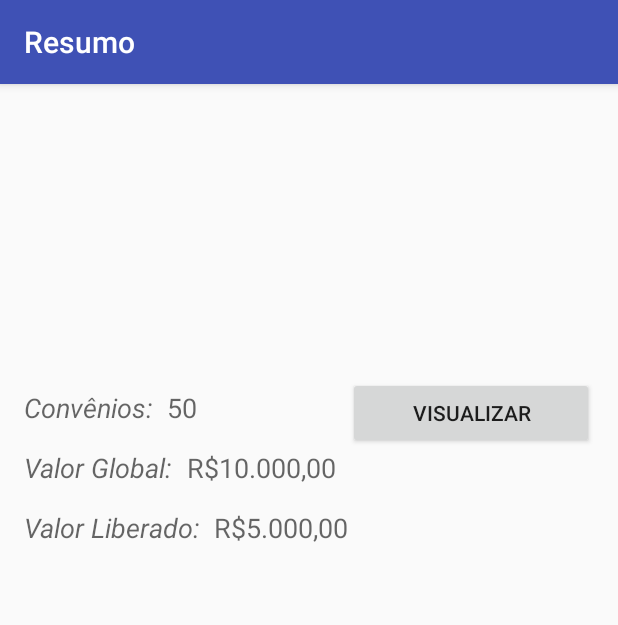
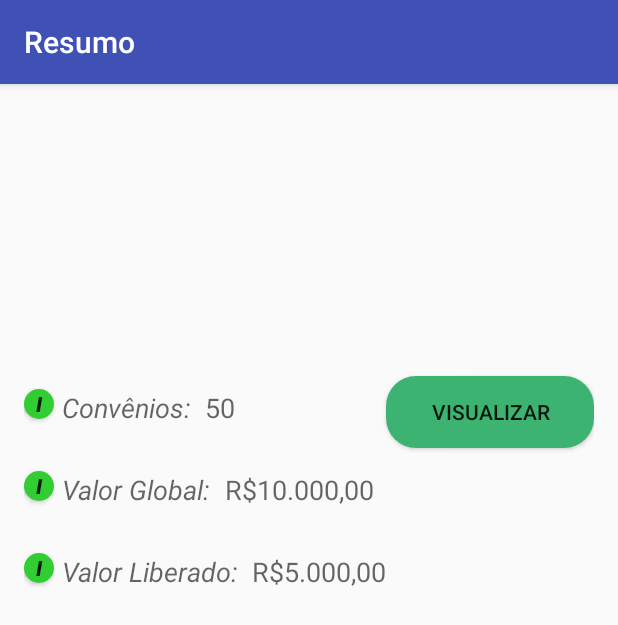
Before and after one commit to bborgesoliveira/projeto_publico, an Android app: the ResumoActivity screen opened directly, with no data from a screen before it, on a phone screen of 412 x 824 dp. Shown: the top 625 px of the screen. Run offline under Robolectric (Android 15) with nearby library versions, the phone set to English and light mode, and no system bars.

Commit message:
Atualização do ícone Acréscimo do texto na tela de tabelas Inserção dos botões com informações sobre os termos mais essenciais

```diff
--- a/app/src/main/AndroidManifest.xml
+++ b/app/src/main/AndroidManifest.xml
@@ -4,7 +4,7 @@
 
     <application
         android:allowBackup="true"
-        android:icon="@mipmap/ic_launcher"
+        android:icon="@drawable/app_2"
         android:label="@string/app_name"
         android:supportsRtl="true"
         android:theme="@style/AppTheme">
--- a/app/src/main/java/com/example/bruno/convenios/FiltroActivity.java
+++ b/app/src/main/java/com/example/bruno/convenios/FiltroActivity.java
@@ -124,7 +124,7 @@ public class FiltroActivity extends AppCompatActivity implements AdapterView.OnI
                 break;
             case R.id.spinnerAnoFim:
                 if(position != 0){
-                    anoFimEscolhido = texto.getText().toString();
+                    anoFimEscolhido = " - " + texto.getText().toString();
                 }
                 else{
                     anoFimEscolhido = "";
@@ -149,7 +149,7 @@ public class FiltroActivity extends AppCompatActivity implements AdapterView.OnI
         Intent resumoActivity = new Intent(this, ResumoActivity.class);
         resumoActivity.putExtras(bundleRegiao);
         resumoActivity.putExtra("municipio", municipioEscolhido);
-        resumoActivity.putExtra("periodo", anoInicioEscolhido + " - " + anoFimEscolhido);
+        resumoActivity.putExtra("periodo", anoInicioEscolhido + anoFimEscolhido);
         startActivity(resumoActivity);
     }
 }
--- a/app/src/main/java/com/example/bruno/convenios/ResumoActivity.java
+++ b/app/src/main/java/com/example/bruno/convenios/ResumoActivity.java
@@ -1,5 +1,6 @@
 package com.example.bruno.convenios;
 
+import android.app.AlertDialog;
 import android.content.Intent;
 import android.os.Bundle;
 import android.support.v7.app.AppCompatActivity;
@@ -37,4 +38,24 @@ public class ResumoActivity extends AppCompatActivity {
         Intent tabelaActivity = new Intent(this, TabelaActivity.class);
         startActivity(tabelaActivity);
     }
+
+    public void Infos (View view){
+        AlertDialog.Builder dialogo = new AlertDialog.Builder(ResumoActivity.this);
+        switch (view.getId()){
+            case R.id.buttonInfoConvenios:
+                dialogo.setTitle("Convênio");
+                dialogo.setMessage(R.string.infoConvenios);
+                break;
+            case R.id.buttonInfoVlGlobal:
+                dialogo.setTitle("Valor Global");
+                dialogo.setMessage(R.string.infoValorGlobal);
+                break;
+            case R.id.buttonInfoVlLiberado:
+                dialogo.setTitle("Valor Liberado");
+                dialogo.setMessage(R.string.infoValorLiberado);
+                break;
+        }
+        dialogo.setNeutralButton("OK", null);
+        dialogo.show();
+    }
 }
--- /dev/null
+++ b/app/src/main/res/drawable/roundedbutton.xml
@@ -0,0 +1,9 @@
+<?xml version="1.0" encoding="utf-8"?>
+<shape xmlns:android="http://schemas.android.com/apk/res/android" android:shape="rectangle">
+    <solid android:color="#32CD32"/>
+    <corners android:bottomRightRadius="20dip"
+        android:bottomLeftRadius="20dip"
+        android:radius="15dip"
+        android:topRightRadius="20dip"
+        android:topLeftRadius="20dip"/>
+</shape>
--- /dev/null
+++ b/app/src/main/res/drawable/roundedbuttonnormal.xml
@@ -0,0 +1,8 @@
+<?xml version="1.0" encoding="utf-8"?>
+<shape xmlns:android="http://schemas.android.com/apk/res/android" android:shape="rectangle">
+    <solid android:color="#3CB371"/>
+    <corners android:bottomRightRadius="20dip"
+        android:bottomLeftRadius="20dip"
+        android:topRightRadius="20dip"
+        android:topLeftRadius="20dip"/>
+</shape>
--- a/app/src/main/res/layout/content_resumo.xml
+++ b/app/src/main/res/layout/content_resumo.xml
@@ -52,10 +52,12 @@
         android:text="Convênios:"
         android:id="@+id/textViewConv"
         android:layout_below="@+id/textViewApresentaPeriodo"
-        android:layout_alignParentStart="true"
+        android:layout_alignParentStart="false"
         android:layout_marginTop="30dp"
         android:textStyle="italic"
-        android:textSize="18dp" />
+        android:textSize="18dp"
+        android:layout_toRightOf="@+id/buttonInfoConvenios"
+        android:layout_marginLeft="5dp" />
 
     <TextView
         android:layout_width="wrap_content"
@@ -64,10 +66,12 @@
         android:text="Valor Global:"
         android:id="@+id/textViewVlGlobal"
         android:layout_below="@+id/textViewConv"
-        android:layout_alignParentStart="true"
-        android:layout_marginTop="15dp"
+        android:layout_alignParentStart="false"
+        android:layout_marginTop="30dp"
         android:textStyle="italic"
-        android:textSize="18dp" />
+        android:textSize="18dp"
+        android:layout_toRightOf="@+id/buttonInfoVlGlobal"
+        android:layout_marginLeft="5dp" />
 
     <TextView
         android:layout_width="wrap_content"
@@ -76,10 +80,12 @@
         android:text="Valor Liberado:"
         android:id="@+id/textViewVlLiberado"
         android:layout_below="@+id/textViewVlGlobal"
-        android:layout_alignParentStart="true"
-        android:layout_marginTop="15dp"
+        android:layout_alignParentStart="false"
+        android:layout_marginTop="30dp"
         android:textStyle="italic"
-        android:textSize="18dp" />
+        android:textSize="18dp"
+        android:layout_toRightOf="@+id/buttonInfoVlLiberado"
+        android:layout_marginLeft="5dp" />
 
     <TextView
         android:layout_width="wrap_content"
@@ -126,5 +132,47 @@
         android:layout_above="@+id/textViewApresentaVlGlobal"
         android:layout_alignParentEnd="true"
         android:layout_toEndOf="@+id/textViewApresentaVlLiberado"
-        android:onClick="AbreTabelaConveniosActivity" />
+        android:onClick="AbreTabelaConveniosActivity"
+        android:background="@drawable/roundedbuttonnormal"
+        android:layout_marginBottom="15dp" />
+
+    <Button
+        style="?android:attr/buttonStyleSmall"
+        android:layout_width="20dip"
+        android:layout_height="20dip"
+        android:text="i"
+        android:id="@+id/buttonInfoConvenios"
+        android:background="@drawable/roundedbutton"
+        android:layout_alignTop="@+id/textViewConv"
+        android:layout_alignParentLeft="true"
+        android:layout_alignParentStart="true"
+        android:onClick="Infos"
+        android:textStyle="bold|italic" />
+
+    <Button
+        style="?android:attr/buttonStyleSmall"
+        android:layout_width="20dip"
+        android:layout_height="20dip"
+        android:text="i"
+        android:id="@+id/buttonInfoVlGlobal"
+        android:background="@drawable/roundedbutton"
+        android:layout_alignTop="@+id/textViewVlGlobal"
+        android:layout_alignParentStart="false"
+        android:layout_alignParentLeft="true"
+        android:onClick="Infos"
+        android:textStyle="bold|italic" />
+
+    <Button
+        style="?android:attr/buttonStyleSmall"
+        android:layout_width="20dip"
+        android:layout_height="20dip"
+        android:text="i"
+        android:id="@+id/buttonInfoVlLiberado"
+        android:background="@drawable/roundedbutton"
+        android:onClick="Infos"
+        android:layout_alignTop="@+id/textViewVlLiberado"
+        android:layout_alignParentStart="true"
+        android:layout_alignParentLeft="true"
+        android:textStyle="bold|italic" />
+
 </RelativeLayout>
--- a/app/src/main/res/layout/content_tabela.xml
+++ b/app/src/main/res/layout/content_tabela.xml
@@ -20,6 +20,7 @@
         android:id="@+id/textView"
         android:layout_centerVertical="true"
         android:layout_centerHorizontal="true"
-        android:textSize="40dp"
-        android:gravity="center_vertical|center_horizontal" />
+        android:textStyle="bold|italic"
+        android:textSize="30dp"
+        android:gravity="center" />
 </RelativeLayout>
--- a/app/src/main/res/values/strings.xml
+++ b/app/src/main/res/values/strings.xml
@@ -1,8 +1,9 @@
 <resources>
-    <string name="app_name">Transparência</string>
+    <string name="app_name">Fiscal Popular</string>
     <string name="action_settings">Settings</string>
     <string name="title_activity_filtro">Filtros</string>
     <string name="title_activity_resumo">Resumo</string>
+    <string name="title_activity_tabela">Tabela Convênios</string>
 
     <string-array name="regiao">
         <item>-- Selecione a Região --</item>
@@ -110,6 +111,20 @@
         <item>Prestação de Contas em Complementação</item>
         <item>Assinado</item>
     </string-array>
-    <string name="title_activity_tabela">Tabela Convênios</string>
+
+    <string name="infoConvenios">Acordos que disciplinam a transferência de recursos financeiros,
+        constantes nos Orçamentos Fiscal e da Seguridade Social da União, e que participe de um lado
+        órgão ou entidade da Administração Pública Federal, direta ou indireta, e do outro lado,
+        órgão ou entidade da administração pública, estadual, municipal ou distrital, direta ou
+        indireta; ou ainda entidades privadas sem fins lucrativos, visando a execução de programa de
+        governo, envolvendo a realização de projeto, atividade, serviço, aquisição de bens ou evento
+        de interesse recíproco, em regime de mútua cooperação.
+    </string>
+
+    <string name="infoValorGlobal">Valor referente a todo dinheiro solicitado no convênio.</string>
+
+    <string name="infoValorLiberado">Valor referente ao que foi disponibilizado pelo governo à
+        instituição solicitante.
+    </string>
 
 </resources>
```
